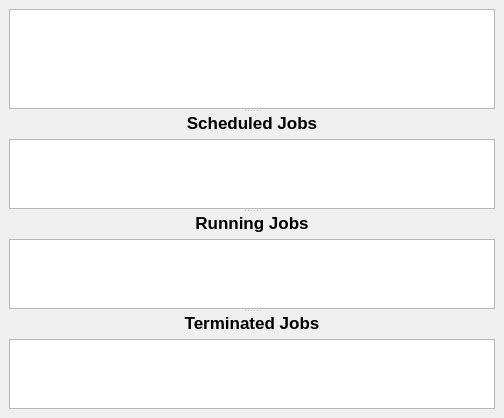
Before: the Qt Designer form bacula/src/qt-console/status/dirstat.ui in rkorzeniewski/bacula, drawn with Qt 5.
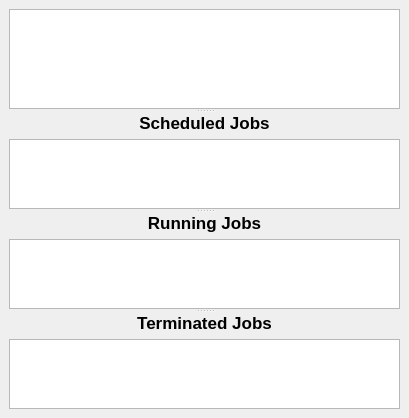
After: the same form once the commit is applied. Icons and pictures are not drawn.

Commit message: Allow for the user to cancel more than one jobs from the director status interface at the same time

Diff of the .ui file:
```diff
--- a/bacula/src/qt-console/status/dirstat.ui
+++ b/bacula/src/qt-console/status/dirstat.ui
@@ -5,8 +5,8 @@
    <rect>
     <x>0</x>
     <y>0</y>
-    <width>504</width>
-    <height>410</height>
+    <width>409</width>
+    <height>326</height>
    </rect>
   </property>
   <property name="windowTitle" >
@@ -16,7 +16,19 @@
    <property name="margin" >
     <number>9</number>
    </property>
-   <property name="spacing" >
+   <property name="topMargin" >
+    <number>9</number>
+   </property>
+   <property name="rightMargin" >
+    <number>9</number>
+   </property>
+   <property name="bottomMargin" >
+    <number>9</number>
+   </property>
+   <property name="horizontalSpacing" >
+    <number>6</number>
+   </property>
+   <property name="verticalSpacing" >
     <number>6</number>
    </property>
    <item row="0" column="0" >
@@ -26,9 +38,7 @@
      </property>
      <widget class="QTextEdit" name="textEdit" >
       <property name="sizePolicy" >
-       <sizepolicy>
-        <hsizetype>0</hsizetype>
-        <vsizetype>0</vsizetype>
+       <sizepolicy vsizetype="Fixed" hsizetype="Fixed" >
         <horstretch>200</horstretch>
         <verstretch>0</verstretch>
        </sizepolicy>
```
Left out of the diff: 47 changed lines with no effect on the pictures. The commit also changes 2 other files.
